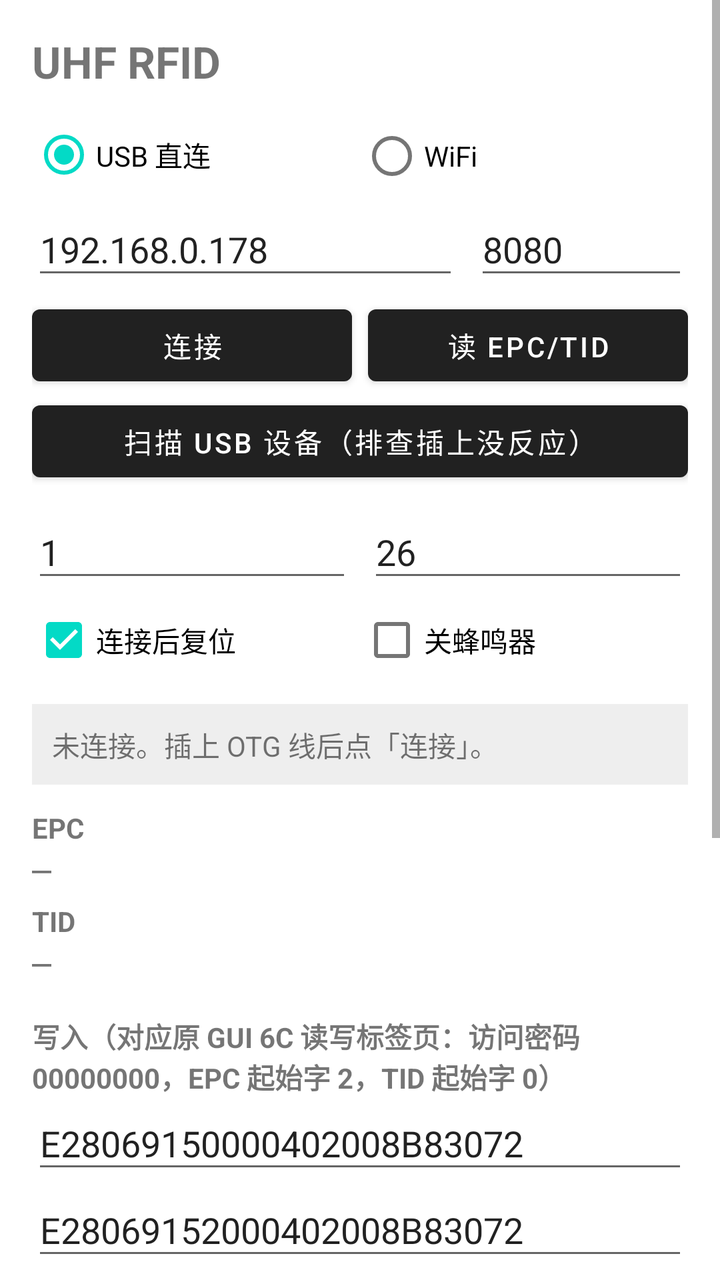
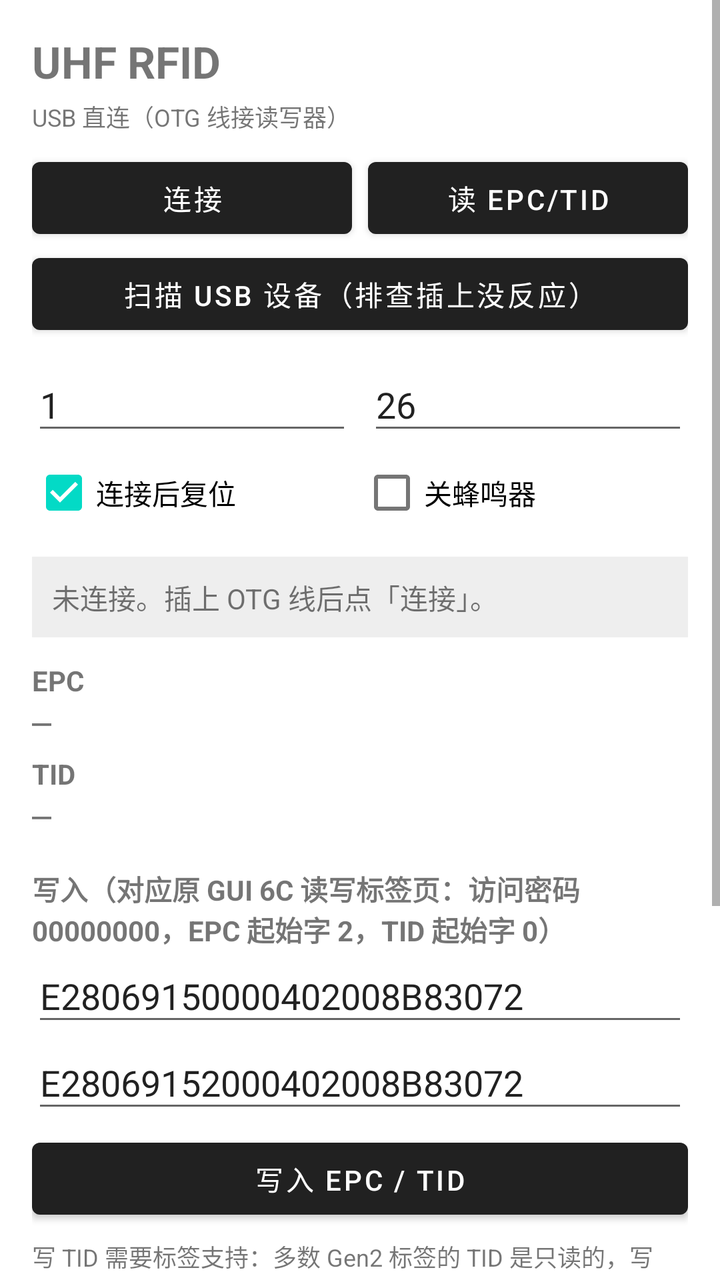

Compare the two renders of this Android layout. The source of the first and the diff that turns it into the second are given below.
<!-- AndroidManifest.xml: application theme Theme.UhfRfid -->
<!-- res/layout/activity_main.xml -->
<?xml version="1.0" encoding="utf-8"?>
<ScrollView xmlns:android="http://schemas.android.com/apk/res/android"
    android:layout_width="match_parent"
    android:layout_height="match_parent"
    android:fillViewport="true"
    android:fitsSystemWindows="true">

    <LinearLayout
        android:layout_width="match_parent"
        android:layout_height="wrap_content"
        android:orientation="vertical"
        android:padding="16dp">

        <TextView
            android:layout_width="wrap_content"
            android:layout_height="wrap_content"
            android:text="@string/app_name"
            android:textSize="22sp"
            android:textStyle="bold" />

        
        <RadioGroup
            android:id="@+id/transportGroup"
            android:layout_width="match_parent"
            android:layout_height="wrap_content"
            android:layout_marginTop="8dp"
            android:orientation="horizontal">

            <RadioButton
                android:id="@+id/usbRadio"
                android:layout_width="0dp"
                android:layout_height="wrap_content"
                android:layout_weight="1"
                android:checked="true"
                android:text="@string/mode_usb" />

            <RadioButton
                android:id="@+id/tcpRadio"
                android:layout_width="0dp"
                android:layout_height="wrap_content"
                android:layout_weight="1"
                android:text="@string/mode_tcp" />
        </RadioGroup>

        <LinearLayout
            android:layout_width="match_parent"
            android:layout_height="wrap_content"
            android:orientation="horizontal">

            <EditText
                android:id="@+id/hostEdit"
                android:layout_width="0dp"
                android:layout_height="wrap_content"
                android:layout_weight="2"
                android:hint="@string/host_hint"
                android:inputType="textNoSuggestions"
                android:text="192.168.0.178" />

            <EditText
                android:id="@+id/portEdit"
                android:layout_width="0dp"
                android:layout_height="wrap_content"
                android:layout_weight="1"
                android:layout_marginStart="8dp"
                android:hint="@string/port_hint"
                android:inputType="number"
                android:text="8080" />
        </LinearLayout>

        
        <LinearLayout
            android:layout_width="match_parent"
            android:layout_height="wrap_content"
            android:layout_marginTop="4dp"
            android:orientation="horizontal">

            <Button
                android:id="@+id/connectBtn"
                android:layout_width="0dp"
                android:layout_height="wrap_content"
                android:layout_weight="1"
                android:text="@string/connect" />

            <Button
                android:id="@+id/readBtn"
                android:layout_width="0dp"
                android:layout_height="wrap_content"
                android:layout_weight="1"
                android:layout_marginStart="8dp"
                android:text="@string/read" />
        </LinearLayout>

        <Button
            android:id="@+id/scanUsbBtn"
            android:layout_width="match_parent"
            android:layout_height="wrap_content"
            android:text="@string/scan_usb" />

        
        <LinearLayout
            android:layout_width="match_parent"
            android:layout_height="wrap_content"
            android:layout_marginTop="8dp"
            android:orientation="horizontal">

            <EditText
                android:id="@+id/antennaEdit"
                android:layout_width="0dp"
                android:layout_height="wrap_content"
                android:layout_weight="1"
                android:hint="@string/antenna"
                android:inputType="number"
                android:text="1" />

            <EditText
                android:id="@+id/powerEdit"
                android:layout_width="0dp"
                android:layout_height="wrap_content"
                android:layout_weight="1"
                android:layout_marginStart="8dp"
                android:hint="@string/power"
                android:inputType="number"
                android:text="26" />
        </LinearLayout>

        <LinearLayout
            android:layout_width="match_parent"
            android:layout_height="wrap_content"
            android:orientation="horizontal">

            <CheckBox
                android:id="@+id/restartCheck"
                android:layout_width="0dp"
                android:layout_height="wrap_content"
                android:layout_weight="1"
                android:checked="true"
                android:text="@string/restart" />

            <CheckBox
                android:id="@+id/muteCheck"
                android:layout_width="0dp"
                android:layout_height="wrap_content"
                android:layout_weight="1"
                android:text="@string/mute" />
        </LinearLayout>

        
        <TextView
            android:id="@+id/statusText"
            android:layout_width="match_parent"
            android:layout_height="wrap_content"
            android:layout_marginTop="8dp"
            android:background="#11000000"
            android:padding="10dp"
            android:text="@string/not_connected"
            android:textIsSelectable="true" />

        
        <TextView
            android:layout_width="wrap_content"
            android:layout_height="wrap_content"
            android:layout_marginTop="12dp"
            android:text="@string/epc"
            android:textStyle="bold" />

        <TextView
            android:id="@+id/epcText"
            android:layout_width="match_parent"
            android:layout_height="wrap_content"
            android:fontFamily="monospace"
            android:text="—"
            android:textIsSelectable="true"
            android:textSize="16sp" />

        <TextView
            android:layout_width="wrap_content"
            android:layout_height="wrap_content"
            android:layout_marginTop="6dp"
            android:text="@string/tid"
            android:textStyle="bold" />

        <TextView
            android:id="@+id/tidText"
            android:layout_width="match_parent"
            android:layout_height="wrap_content"
            android:fontFamily="monospace"
            android:text="—"
            android:textIsSelectable="true"
            android:textSize="16sp" />

        
        <TextView
            android:layout_width="wrap_content"
            android:layout_height="wrap_content"
            android:layout_marginTop="16dp"
            android:text="@string/write_section"
            android:textStyle="bold" />

        <EditText
            android:id="@+id/epcEdit"
            android:layout_width="match_parent"
            android:layout_height="wrap_content"
            android:hint="@string/epc_hint"
            android:inputType="textNoSuggestions"
            android:text="E28069150000402008B83072" />

        <EditText
            android:id="@+id/tidEdit"
            android:layout_width="match_parent"
            android:layout_height="wrap_content"
            android:hint="@string/tid_hint"
            android:inputType="textNoSuggestions"
            android:text="E28069152000402008B83072" />

        <Button
            android:id="@+id/writeBtn"
            android:layout_width="match_parent"
            android:layout_height="wrap_content"
            android:layout_marginTop="4dp"
            android:text="@string/write" />

        <TextView
            android:layout_width="match_parent"
            android:layout_height="wrap_content"
            android:layout_marginTop="6dp"
            android:text="@string/write_note"
            android:textSize="12sp" />

        
        <TextView
            android:layout_width="wrap_content"
            android:layout_height="wrap_content"
            android:layout_marginTop="16dp"
            android:text="@string/raw_log"
            android:textStyle="bold" />

        <TextView
            android:id="@+id/logText"
            android:layout_width="match_parent"
            android:layout_height="180dp"
            android:background="#11000000"
            android:fontFamily="monospace"
            android:padding="8dp"
            android:textIsSelectable="true"
            android:textSize="11sp" />

    </LinearLayout>
</ScrollView>
<!-- resources referenced by this layout -->
<resources>
  <string name="antenna">天线口</string>
  <string name="app_name">UHF RFID</string>
  <string name="connect">连接</string>
  <string name="epc">EPC</string>
  <string name="epc_hint">EPC（Hex，12 字节）</string>
  <string name="host_hint">读写器或桥的 IP</string>
  <string name="mode_tcp">WiFi</string>
  <string name="mode_usb">USB 直连</string>
  <string name="mute">关蜂鸣器</string>
  <string name="not_connected">未连接。插上 OTG 线后点「连接」。</string>
  <string name="port_hint">端口</string>
  <string name="power">功率</string>
  <string name="raw_log">原始报文</string>
  <string name="read">读 EPC/TID</string>
  <string name="restart">连接后复位</string>
  <string name="scan_usb">扫描 USB 设备（排查插上没反应）</string>
  <string name="tid">TID</string>
  <string name="tid_hint">TID（Hex，12 字节）</string>
  <string name="write">写入 EPC / TID</string>
  <string name="write_note">写 TID 需要标签支持：多数 Gen2 标签的 TID 是只读的，写了不会有变化（读写器会接受命令）。要写可改的存储区，用 USER 区（bank 3）。</string>
  <string name="write_section">写入（对应原 GUI 6C 读写标签页：访问密码 00000000，EPC 起始字 2，TID 起始字 0）</string>
  <style name="Theme.UhfRfid" parent="Theme.MaterialComponents.DayNight.DarkActionBar" />
</resources>

<!-- the commit's change to res/layout/activity_main.xml (unified diff, before → after) -->
@@ -18,60 +18,18 @@
             android:textSize="22sp"
             android:textStyle="bold" />
 
-        
-        <RadioGroup
-            android:id="@+id/transportGroup"
+        <TextView
+            android:layout_width="match_parent"
+            android:layout_height="wrap_content"
+            android:layout_marginTop="4dp"
+            android:text="@string/mode_hint"
+            android:textSize="12sp" />
+
+        
+        <LinearLayout
             android:layout_width="match_parent"
             android:layout_height="wrap_content"
             android:layout_marginTop="8dp"
-            android:orientation="horizontal">
-
-            <RadioButton
-                android:id="@+id/usbRadio"
-                android:layout_width="0dp"
-                android:layout_height="wrap_content"
-                android:layout_weight="1"
-                android:checked="true"
-                android:text="@string/mode_usb" />
-
-            <RadioButton
-                android:id="@+id/tcpRadio"
-                android:layout_width="0dp"
-                android:layout_height="wrap_content"
-                android:layout_weight="1"
-                android:text="@string/mode_tcp" />
-        </RadioGroup>
-
-        <LinearLayout
-            android:layout_width="match_parent"
-            android:layout_height="wrap_content"
-            android:orientation="horizontal">
-
-            <EditText
-                android:id="@+id/hostEdit"
-                android:layout_width="0dp"
-                android:layout_height="wrap_content"
-                android:layout_weight="2"
-                android:hint="@string/host_hint"
-                android:inputType="textNoSuggestions"
-                android:text="192.168.0.178" />
-
-            <EditText
-                android:id="@+id/portEdit"
-                android:layout_width="0dp"
-                android:layout_height="wrap_content"
-                android:layout_weight="1"
-                android:layout_marginStart="8dp"
-                android:hint="@string/port_hint"
-                android:inputType="number"
-                android:text="8080" />
-        </LinearLayout>
-
-        
-        <LinearLayout
-            android:layout_width="match_parent"
-            android:layout_height="wrap_content"
-            android:layout_marginTop="4dp"
             android:orientation="horizontal">
 
             <Button
<!-- resource entries referenced after the edit -->
@@ -5,12 +5,9 @@
   <string name="connect">连接</string>
   <string name="epc">EPC</string>
   <string name="epc_hint">EPC（Hex，12 字节）</string>
-  <string name="host_hint">读写器或桥的 IP</string>
-  <string name="mode_tcp">WiFi</string>
-  <string name="mode_usb">USB 直连</string>
+  <string name="mode_hint">USB 直连（OTG 线接读写器）</string>
   <string name="mute">关蜂鸣器</string>
   <string name="not_connected">未连接。插上 OTG 线后点「连接」。</string>
-  <string name="port_hint">端口</string>
   <string name="power">功率</string>
   <string name="raw_log">原始报文</string>
   <string name="read">读 EPC/TID</string>
